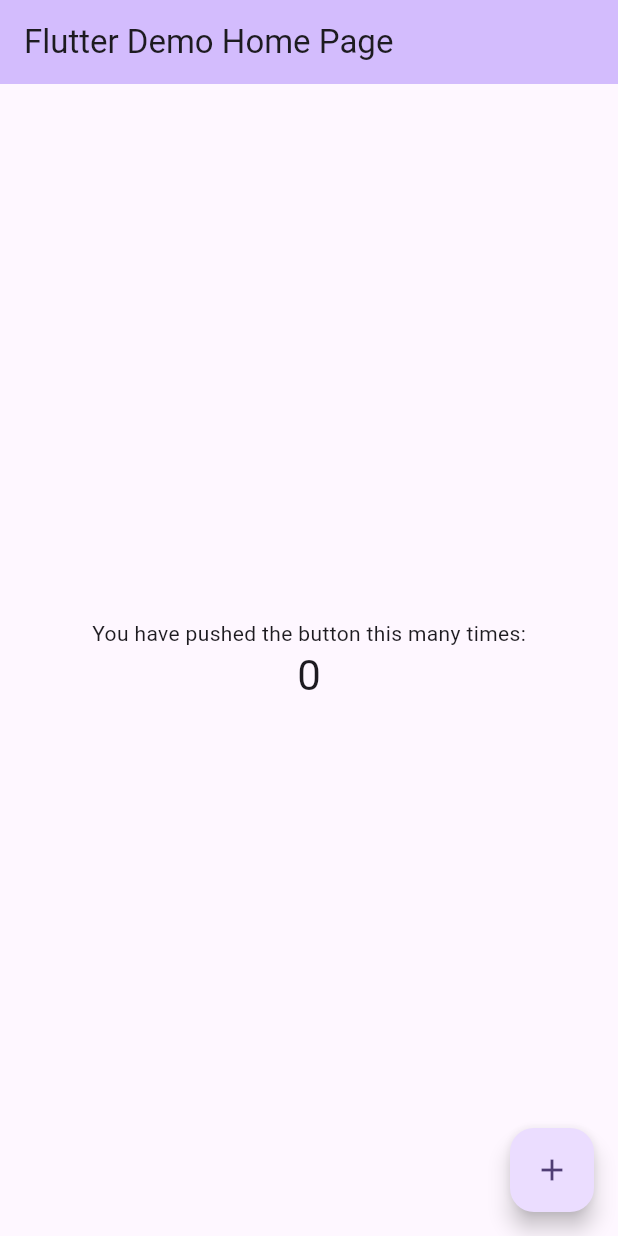
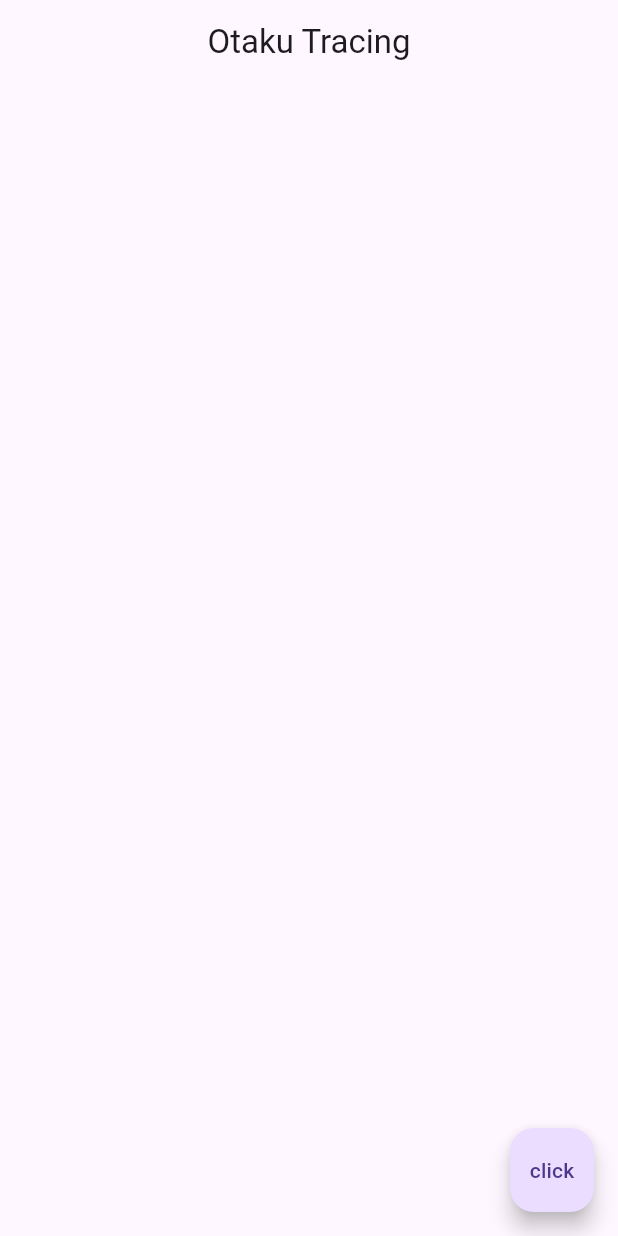
Before and after one commit to GamblerRunner/OtakuTracing, a Flutter app: the screen it shows after launch, on a phone screen of 412 x 824 dp. Run offline on Flutter 3.47's test engine with Material 3 defaults, Android fonts, the phone set to English and light mode, and no system bars.

Commit message:
Restart proyect

```diff
--- a/lib/main.dart
+++ b/lib/main.dart
@@ -1,125 +1,16 @@
 import 'package:flutter/material.dart';
 
 void main() {
-  runApp(const MyApp());
-}
-
-class MyApp extends StatelessWidget {
-  const MyApp({super.key});
-
-  // This widget is the root of your application.
-  @override
-  Widget build(BuildContext context) {
-    return MaterialApp(
-      title: 'OtakuTracing',
-      theme: ThemeData(
-        // This is the theme of your application.
-        //
-        // TRY THIS: Try running your application with "flutter run". You'll see
-        // the application has a purple toolbar. Then, without quitting the app,
-        // try changing the seedColor in the colorScheme below to Colors.green
-        // and then invoke "hot reload" (save your changes or press the "hot
-        // reload" button in a Flutter-supported IDE, or press "r" if you used
-        // the command line to start the app).
-        //
-        // Notice that the counter didn't reset back to zero; the application
-        // state is not lost during the reload. To reset the state, use hot
-        // restart instead.
-        //
-        // This works for code too, not just values: Most code changes can be
-        // tested with just a hot reload.
-        colorScheme: ColorScheme.fromSeed(seedColor: Colors.deepPurple),
-        useMaterial3: true,
-      ),
-      home: const MyHomePage(title: 'Flutter Demo Home Page'),
-    );
-  }
-}
-
-class MyHomePage extends StatefulWidget {
-  const MyHomePage({super.key, required this.title});
-
-  // This widget is the home page of your application. It is stateful, meaning
-  // that it has a State object (defined below) that contains fields that affect
-  // how it looks.
-
-  // This class is the configuration for the state. It holds the values (in this
-  // case the title) provided by the parent (in this case the App widget) and
-  // used by the build method of the State. Fields in a Widget subclass are
-  // always marked "final".
-
-  final String title;
-
-  @override
-  State<MyHomePage> createState() => _MyHomePageState();
-}
-
-class _MyHomePageState extends State<MyHomePage> {
-  int _counter = 0;
-
-  void _incrementCounter() {
-    setState(() {
-      // This call to setState tells the Flutter framework that something has
-      // changed in this State, which causes it to rerun the build method below
-      // so that the display can reflect the updated values. If we changed
-      // _counter without calling setState(), then the build method would not be
-      // called again, and so nothing would appear to happen.
-      _counter++;
-    });
-  }
-
-  @override
-  Widget build(BuildContext context) {
-    // This method is rerun every time setState is called, for instance as done
-    // by the _incrementCounter method above.
-    //
-    // The Flutter framework has been optimized to make rerunning build methods
-    // fast, so that you can just rebuild anything that needs updating rather
-    // than having to individually change instances of widgets.
-    return Scaffold(
+  runApp(MaterialApp(
+    home: Scaffold(
       appBar: AppBar(
-        // TRY THIS: Try changing the color here to a specific color (to
-        // Colors.amber, perhaps?) and trigger a hot reload to see the AppBar
-        // change color while the other colors stay the same.
-        backgroundColor: Theme.of(context).colorScheme.inversePrimary,
-        // Here we take the value from the MyHomePage object that was created by
-        // the App.build method, and use it to set our appbar title.
-        title: Text(widget.title),
-      ),
-      body: Center(
-        // Center is a layout widget. It takes a single child and positions it
-        // in the middle of the parent.
-        child: Column(
-          // Column is also a layout widget. It takes a list of children and
-          // arranges them vertically. By default, it sizes itself to fit its
-          // children horizontally, and tries to be as tall as its parent.
-          //
-          // Column has various properties to control how it sizes itself and
-          // how it positions its children. Here we use mainAxisAlignment to
-          // center the children vertically; the main axis here is the vertical
-          // axis because Columns are vertical (the cross axis would be
-          // horizontal).
-          //
-          // TRY THIS: Invoke "debug painting" (choose the "Toggle Debug Paint"
-          // action in the IDE, or press "p" in the console), to see the
-          // wireframe for each widget.
-          mainAxisAlignment: MainAxisAlignment.center,
-          children: <Widget>[
-            const Text(
-              'You have pushed the button this many times:',
-            ),
-            Text(
-              '$_counter',
-              style: Theme.of(context).textTheme.headlineMedium,
-            ),
-          ],
-        ),
+        title: Text('Otaku Tracing'),
+        centerTitle: true,
       ),
       floatingActionButton: FloatingActionButton(
-        onPressed: _incrementCounter,
-        tooltip: 'Increment',
-        child: const Icon(Icons.add),
-      ), // This trailing comma makes auto-formatting nicer for build methods.
-    );
-  }
+        onPressed: () {  },
+        child: Text('click'),
+      ),
+    )
+  ));
 }
```
Also changed, not shown: 1 other file.
